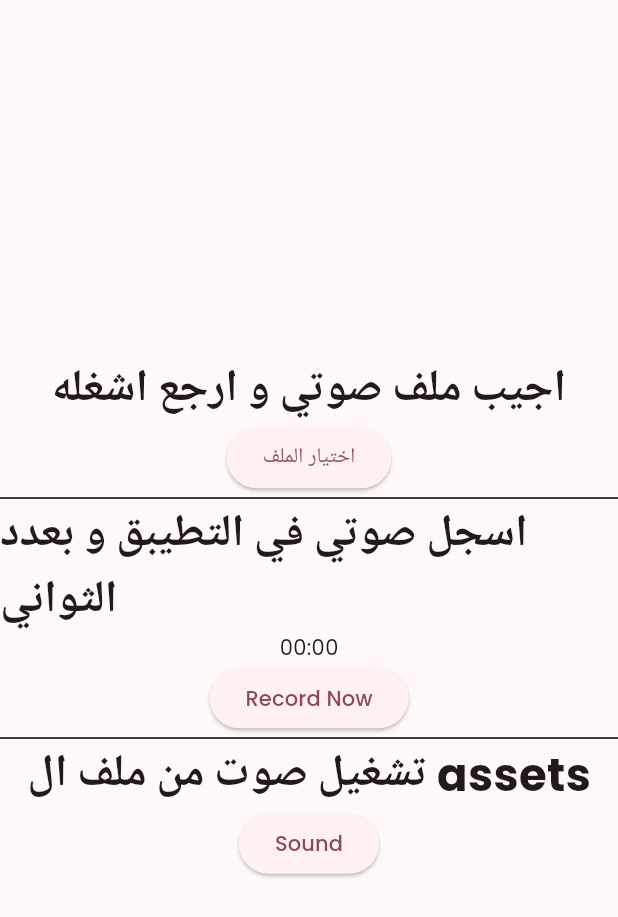
After one commit to MohamedSayedBayoumy/Advanced_Topics, a Flutter app: the RecordFeature screen opened directly, on a phone screen of 412 x 824 dp. The commit adds this screen. Shown: the top 917 px of the screen. Run offline on Flutter 3.47's test engine with Material 2 defaults, Android fonts, the phone set to English and light mode, and no system bars; our stand-ins replace assets_audio_player, audioplayers, file_picker, permission_handler; missing offline and left inert: flutter_sound, flutter_windowmanager.

Commit message:
Voice Feature ..

```diff
--- a/lib/home_page.dart
+++ b/lib/home_page.dart
@@ -7,6 +7,7 @@ import 'animation/ainmation_switcher.dart';
 import 'animation/animation_scale.dart';
 import 'drag_drop_widget/drag_and_drop_screen.dart';
 import 'models/topics_model.dart';
+import 'voice/voice_feature.dart';
 
 class HomePage extends StatefulWidget {
   const HomePage({super.key});
@@ -37,6 +38,10 @@ class _HomePageState extends State<HomePage> {
       topicName: "Drag and Drop Animation",
       topicPage: const DragAndDropExample(),
     ),
+     TopicsModel(
+      topicName: "Voice Feature",
+      topicPage: const RecordFeature(),
+    ),
   ];
 
   @override
--- /dev/null
+++ b/lib/voice/voice_feature.dart
@@ -0,0 +1,57 @@
+// ignore_for_file: avoid_print
+
+import 'package:flutter/material.dart';
+import 'package:permission_handler/permission_handler.dart';
+
+import 'widgets/active_sound_from_assets.dart';
+import 'widgets/local_record.dart';
+import 'widgets/record_my_voice_and_listen_it.dart';
+
+class RecordFeature extends StatefulWidget {
+  const RecordFeature({super.key});
+
+  @override
+  State<RecordFeature> createState() => _RecredFeatureState();
+}
+
+class _RecredFeatureState extends State<RecordFeature> {
+  @override
+  Widget build(BuildContext context) {
+    return const Scaffold(
+      body: Column(
+        mainAxisAlignment: MainAxisAlignment.center,
+        crossAxisAlignment: CrossAxisAlignment.center,
+        children: [
+          LocalRecord(),
+          Divider(color: Colors.black, height: 5),
+          RecordMyVoice(),
+          Divider(color: Colors.black, height: 5),
+          ActiveAssetsFromAssets()
+        ],
+      ),
+    );
+  }
+
+  Future<void> checkCameraPermission() async {
+    var status = await Permission.microphone.request();
+
+    if (status.isGranted) {
+      showPermissionStatus('permission is granted!');
+    } else {
+      status = await Permission.microphone.status;
+      if (status.isGranted) {
+        showPermissionStatus('permission is granted!');
+      } else {
+        showPermissionStatus('permission is denied.');
+      }
+    }
+  }
+
+  void showPermissionStatus(String message) {
+    ScaffoldMessenger.of(context).showSnackBar(
+      SnackBar(
+        content: Text(message),
+      ),
+    );
+  }
+}
--- /dev/null
+++ b/lib/voice/widgets/active_sound_from_assets.dart
@@ -0,0 +1,54 @@
+import 'package:assets_audio_player/assets_audio_player.dart';
+import 'package:flutter/material.dart';
+
+class ActiveAssetsFromAssets extends StatefulWidget {
+  const ActiveAssetsFromAssets({super.key});
+
+  @override
+  State<ActiveAssetsFromAssets> createState() => _ActiveAssetsFromAssetsState();
+}
+
+class _ActiveAssetsFromAssetsState extends State<ActiveAssetsFromAssets> {
+  late AssetsAudioPlayer soundController;
+
+  bool play = false;
+
+  bool isPlaying = false;
+
+  @override
+  void initState() {
+    super.initState();
+    WidgetsBinding.instance.addPostFrameCallback((timeStamp) {
+      soundController = AssetsAudioPlayer();
+      setState(() {});
+    });
+  }
+
+  @override
+  Widget build(BuildContext context) {
+    return Column(
+      children: [
+        const Text(
+          "تشغيل صوت من ملف ال assets",
+          style: TextStyle(fontSize: 30, fontWeight: FontWeight.bold),
+        ),
+        Center(
+          child: ElevatedButton(
+            onPressed: () {
+              if (play == false) {
+                soundController.open(Audio("assets/k.mp3"));
+
+                soundController.play();
+                play = true;
+              } else {
+                soundController.pause();
+                play = false;
+              }
+            },
+            child: const Text("Sound"),
+          ),
+        ),
+      ],
+    );
+  }
+}
--- /dev/null
+++ b/lib/voice/widgets/local_record.dart
@@ -0,0 +1,61 @@
+import 'package:audioplayers/audioplayers.dart';
+import 'package:file_picker/file_picker.dart';
+import 'package:flutter/material.dart';
+
+class LocalRecord extends StatefulWidget {
+  const LocalRecord({super.key});
+
+  @override
+  State<LocalRecord> createState() => _LocalRecordState();
+}
+
+class _LocalRecordState extends State<LocalRecord> {
+  late AudioPlayer audio;
+
+  String? filePath;
+
+  @override
+  void initState() {
+    super.initState();
+    audio = AudioPlayer();
+  }
+
+  @override
+  Widget build(BuildContext context) {
+    return Column(
+      children: [
+        const Text(
+          "اجيب ملف صوتي و ارجع اشغله",
+          style: TextStyle(fontSize: 30, fontWeight: FontWeight.bold),
+        ),
+        ElevatedButton(
+          onPressed: () async {
+            await pickFile();
+          },
+          child: const Text('اختيار الملف'),
+        ),
+        if (filePath != null)
+          ElevatedButton(
+            onPressed: () {
+              audio.play(DeviceFileSource(filePath!));
+            },
+            child: const Text('تشغيل الصوت'),
+          ),
+      ],
+    );
+  }
+
+  Future<void> pickFile() async {
+    FilePickerResult? result = await FilePicker.platform.pickFiles(
+      type: FileType.audio,
+      allowMultiple: false,
+    );
+
+    if (result != null) {
+      String? path = result.files.single.path;
+      setState(() {
+        filePath = path;
+      });
+    }
+  }
+}
--- /dev/null
+++ b/lib/voice/widgets/record_my_voice_and_listen_it.dart
@@ -0,0 +1,92 @@
+import 'dart:io';
+
+import 'package:audioplayers/audioplayers.dart';
+import 'package:flutter/foundation.dart';
+import 'package:flutter/material.dart';
+import 'package:flutter_sound/flutter_sound.dart';
+
+class RecordMyVoice extends StatefulWidget {
+  const RecordMyVoice({super.key});
+
+  @override
+  State<RecordMyVoice> createState() => _RecordMyVoiceState();
+}
+
+class _RecordMyVoiceState extends State<RecordMyVoice> {
+  final record = FlutterSoundRecorder();
+
+  late AudioPlayer audio;
+
+  File? fileRecord;
+
+  startRecord() async {
+    await record.startRecorder(toFile: "audio");
+  }
+
+  Future stop() async {
+    final path = await record.stopRecorder();
+    fileRecord = File(path!);
+
+    if (kDebugMode) {
+      print("Record File is $fileRecord");
+    }
+  }
+
+  @override
+  void initState() {
+    super.initState();
+    WidgetsBinding.instance.addPostFrameCallback((timeStamp) async {
+      audio = AudioPlayer();
+      await record.openRecorder();
+      record.setSubscriptionDuration(const Duration(milliseconds: 500));
+    });
+  }
+
+  @override
+  Widget build(BuildContext context) {
+    return Column(
+      children: [
+        const Text(
+          "اسجل صوتي في التطيبق و بعدد الثواني",
+          style: TextStyle(fontSize: 30, fontWeight: FontWeight.bold),
+        ),
+        StreamBuilder<RecordingDisposition>(
+          stream: record.onProgress,
+          builder: (context, snapshot) {
+            if (snapshot.hasData) {
+              final sec = snapshot.data!.duration.inSeconds % 60;
+              final min = snapshot.data!.duration.inMinutes;
+              return Text(
+                "$min :$sec",
+              );
+            } else {
+              return const Text(
+                "00:00",
+              );
+            }
+          },
+        ),
+        Center(
+            child: ElevatedButton(
+                onPressed: () async {
+                  if (record.isRecording == false) {
+                    await startRecord();
+                  } else {
+                    await stop();
+                  }
+
+                  setState(() {});
+                },
+                child: Text(record.isRecording ? "Recording" : "Record Now"))),
+        fileRecord != null
+            ? Center(
+                child: ElevatedButton(
+                    onPressed: () async {
+                      audio.play(DeviceFileSource(fileRecord!.path));
+                    },
+                    child: const Text("Listen")))
+            : Container(),
+      ],
+    );
+  }
+}
```
Also changed, not shown: lib/main.dart (+9 -8 lines), pubspec.yaml (+11 -8 lines), pubspec.lock, 8 other files.
